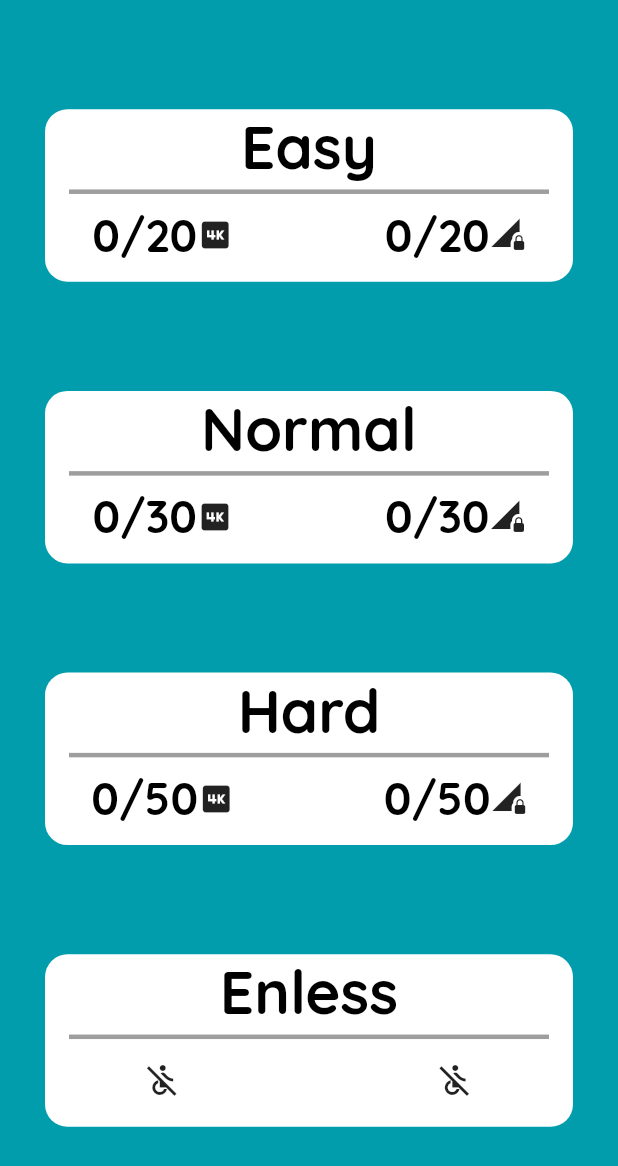
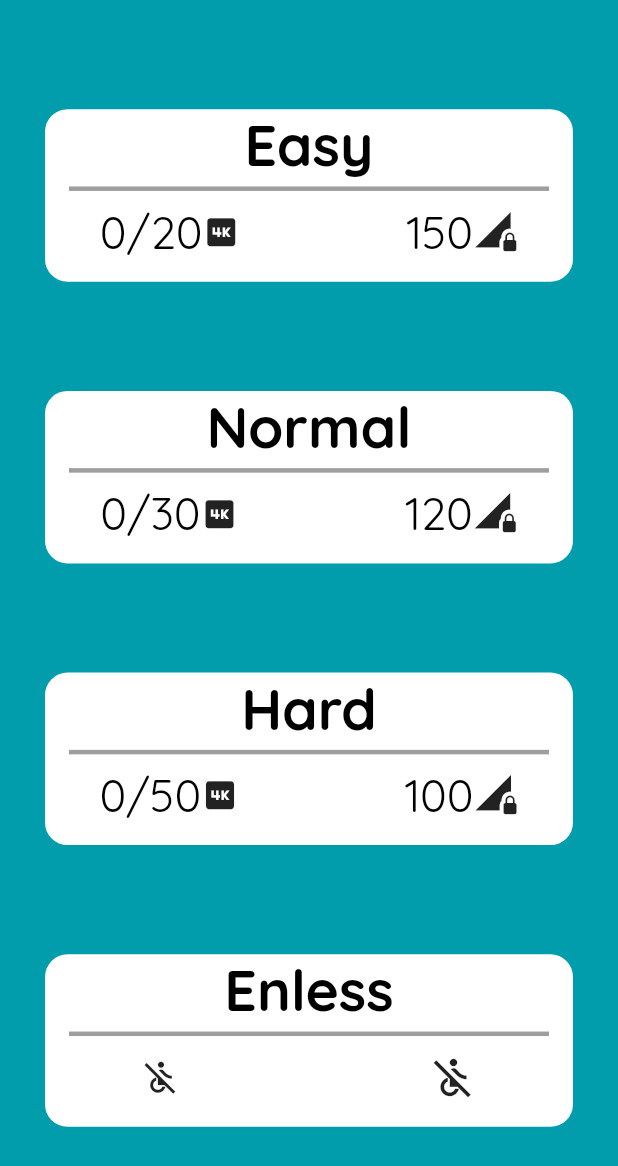
Before and after one commit to pdnminh99/flaguru, a Flutter app: the DifficultyScreen screen opened by its route, on a phone screen of 412 x 824 dp. Shown: the top 1166 px of the screen. Run offline on Flutter 3.47's test engine with Material 2 defaults, Android fonts, the phone set to English and light mode, and no system bars; our stand-ins replace firebase_auth, flutter_spinkit, google_sign_in, sqflite; missing offline and left inert: dart:ffi; accounts and stored records are empty.

Commit message:
Modify few changes

```diff
--- a/lib/screens/difficulty_screen.dart
+++ b/lib/screens/difficulty_screen.dart
@@ -8,37 +8,28 @@ class DifficultyScreen extends StatelessWidget {
   int timerIconCode =58405;
   int poinIconCode= 57377;
   int infiniteIcon =60221;
-  List checkPoint=['0/20','0/30','0/50',];
-
-  // DifficultyScreen(
-  //        this.checkPoint,
-  //           );
+  final List arrayofCheckPoint=['0/20','0/30','0/50',];
+  @override
+  DifficultyScreen(
+    {
+      arrayofCheckPoint,
+    }
+  );
   @override
   Widget build(BuildContext context) {
     return Scaffold(
       backgroundColor: Color.fromARGB(255, 1, 157, 173),
-      body:
-        // child: Padding(
-        //   padding: const EdgeInsets.all(30.0),
-           Center(
+      body: Center(
             //  widthFactor: 300,
-            // Center Aligment
+            // Center Aligment        // child: Padding(
+            //   padding: const EdgeInsets.all(30.0),
             child: Column(
               mainAxisAlignment: MainAxisAlignment.spaceEvenly,
               crossAxisAlignment: CrossAxisAlignment.center,
               children: <Widget>[
-                diffculty_cart("Easy",this.checkPoint[0],"0/20",'/playscreen/easy',poinIconCode,timerIconCode),
-                //  SizedBox(
-                //   height: 50,
-                // ),
-                diffculty_cart("Normal", this.checkPoint[1], "0/30",'/playscreen/normal',poinIconCode,timerIconCode),
-                //  SizedBox(
-                //   height: 50,
-                // ),
-                diffculty_cart("Hard", this.checkPoint[2],"0/50",'/playscreen/hard',poinIconCode,timerIconCode),
-                // SizedBox(
-                //   height: 50,
-                // ),
+                diffculty_cart("Easy","150",this.arrayofCheckPoint[0],'/playscreen/easy',poinIconCode,timerIconCode),
+                diffculty_cart("Normal","120", this.arrayofCheckPoint[1], '/playscreen/normal',poinIconCode,timerIconCode),
+                diffculty_cart("Hard","100", this.arrayofCheckPoint[2],'/playscreen/hard',poinIconCode,timerIconCode),
                 diffculty_cart("Enless","", "","",infiniteIcon,infiniteIcon),
               ]),
           // ),
--- a/lib/widgets/difficulty_cart.dart
+++ b/lib/widgets/difficulty_cart.dart
@@ -11,6 +11,7 @@ class diffculty_cart extends StatelessWidget {
   Function navigator;
   int pointIcon;
   int timerIcon;
+  double iconSize=30;
   BuildContext contextparam;
   diffculty_cart(this.name, this.timer, this.point, this.routename,
       this.pointIcon, this.timerIcon);
@@ -38,7 +39,7 @@ class diffculty_cart extends StatelessWidget {
               name,
               style: TextStyle(
                 color: Colors.black,
-                fontSize: 40,
+                fontSize: 38,
                 fontWeight: FontWeight.w600,
               ),
             ),
@@ -60,10 +61,10 @@ class diffculty_cart extends StatelessWidget {
                       style: TextStyle(
                         color: Colors.black,
                         fontSize: 30,
-                        fontWeight: FontWeight.w600,
+                        fontWeight: FontWeight.w500,
                       ),
                     ),
-                    Icon(IconData(pointIcon, fontFamily: 'MaterialIcons')),
+                    Icon(IconData(pointIcon, fontFamily: 'MaterialIcons'),size: 25,),
                   ],
                 ),
                 SizedBox(
@@ -76,10 +77,10 @@ class diffculty_cart extends StatelessWidget {
                       style: TextStyle(
                         color: Colors.black,
                         fontSize: 30,
-                        fontWeight: FontWeight.w600,
+                        fontWeight: FontWeight.w500,
                       ),
                     ),
-                    Icon(IconData(timerIcon, fontFamily: 'MaterialIcons')),
+                    Icon(IconData(timerIcon, fontFamily: 'MaterialIcons'),size: iconSize,),
                   ],
                 ),
               ],
```
